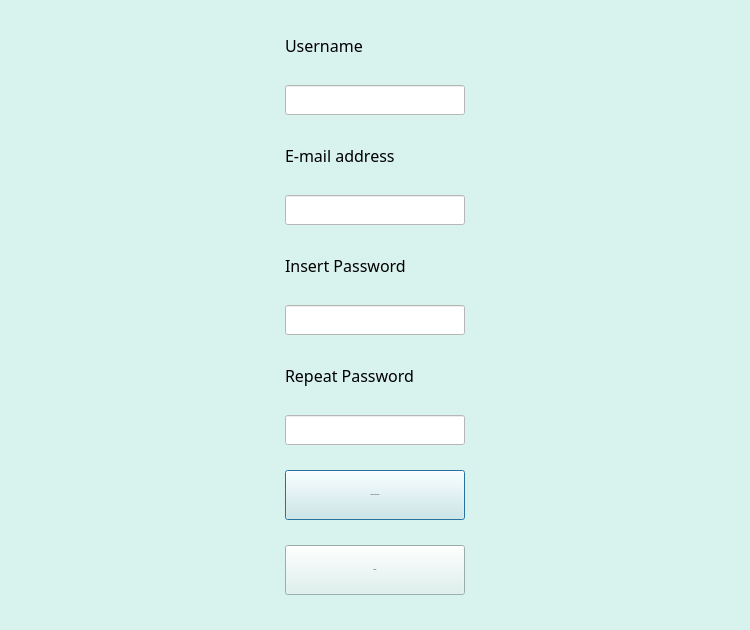
Above: concurrentTextEditor/dialogsignup.ui from scottiexdev/concurrentTextEditor before the change. Below: the same form after it.
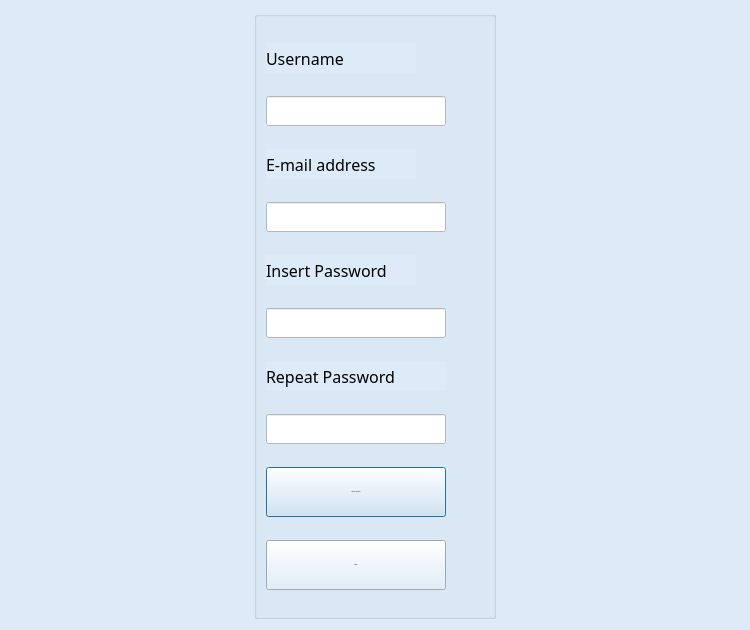
That is the form after the change.

```diff
--- a/concurrentTextEditor/dialogsignup.ui
+++ b/concurrentTextEditor/dialogsignup.ui
@@ -37,9 +37,9 @@
      <colorrole role="Button">
       <brush brushstyle="SolidPattern">
        <color alpha="255">
-        <red>216</red>
-        <green>242</green>
-        <blue>237</blue>
+        <red>221</red>
+        <green>235</green>
+        <blue>248</blue>
        </color>
       </brush>
      </colorrole>
@@ -109,18 +109,18 @@
      <colorrole role="Base">
       <brush brushstyle="SolidPattern">
        <color alpha="255">
-        <red>216</red>
-        <green>242</green>
-        <blue>237</blue>
+        <red>221</red>
+        <green>235</green>
+        <blue>248</blue>
        </color>
       </brush>
      </colorrole>
      <colorrole role="Window">
       <brush brushstyle="SolidPattern">
        <color alpha="255">
-        <red>216</red>
-        <green>242</green>
-        <blue>237</blue>
+        <red>221</red>
+        <green>235</green>
+        <blue>248</blue>
        </color>
       </brush>
      </colorrole>
@@ -183,9 +183,9 @@
      <colorrole role="Button">
       <brush brushstyle="SolidPattern">
        <color alpha="255">
-        <red>216</red>
-        <green>242</green>
-        <blue>237</blue>
+        <red>221</red>
+        <green>235</green>
+        <blue>248</blue>
        </color>
       </brush>
      </colorrole>
@@ -255,18 +255,18 @@
      <colorrole role="Base">
       <brush brushstyle="SolidPattern">
        <color alpha="255">
-        <red>216</red>
-        <green>242</green>
-        <blue>237</blue>
+        <red>221</red>
+        <green>235</green>
+        <blue>248</blue>
        </color>
       </brush>
      </colorrole>
      <colorrole role="Window">
       <brush brushstyle="SolidPattern">
        <color alpha="255">
-        <red>216</red>
-        <green>242</green>
-        <blue>237</blue>
+        <red>221</red>
+        <green>235</green>
+        <blue>248</blue>
        </color>
       </brush>
      </colorrole>
@@ -329,9 +329,9 @@
      <colorrole role="Button">
       <brush brushstyle="SolidPattern">
        <color alpha="255">
-        <red>216</red>
-        <green>242</green>
-        <blue>237</blue>
+        <red>221</red>
+        <green>235</green>
+        <blue>248</blue>
        </color>
       </brush>
      </colorrole>
@@ -401,18 +401,18 @@
      <colorrole role="Base">
       <brush brushstyle="SolidPattern">
        <color alpha="255">
-        <red>216</red>
-        <green>242</green>
-        <blue>237</blue>
+        <red>221</red>
+        <green>235</green>
+        <blue>248</blue>
        </color>
       </brush>
      </colorrole>
      <colorrole role="Window">
       <brush brushstyle="SolidPattern">
        <color alpha="255">
-        <red>216</red>
-        <green>242</green>
-        <blue>237</blue>
+        <red>221</red>
+        <green>235</green>
+        <blue>248</blue>
        </color>
       </brush>
      </colorrole>
@@ -468,6 +468,27 @@
    <string>Signup</string>
   </property>
   <property name="styleSheet">
+   <string notr="true">background-color: rgb(221, 235, 248);
+
+</string>
+  </property>
+  <layout class="QHBoxLayout" name="horizontalLayout">
+   <item>
+    <spacer name="horizontalSpacer">
+     <property name="orientation">
+      <enum>Qt::Horizontal</enum>
+     </property>
+     <property name="sizeHint" stdset="0">
+      <size>
+       <width>237</width>
+       <height>20</height>
+      </size>
+     </property>
+    </spacer>
+   </item>
+   <item>
+    <widget class="QGroupBox" name="GroupLayout">
+     <property name="styleSheet">
    <string notr="true">QPushButton {
     background-color: #81d4fa;
     border: 1px;
@@ -483,27 +504,11 @@
 
 QLabel {
 	color: #4ba3c7;
-};
-
-background-color: rgb(221, 235, 248);
-
-</string>
-  </property>
-  <layout class="QHBoxLayout" name="horizontalLayout">
-   <item>
-    <spacer name="horizontalSpacer">
-     <property name="orientation">
-      <enum>Qt::Horizontal</enum>
+};</string>
+     </property>
+     <property name="flat">
+      <bool>true</bool>
      </property>
-     <property name="sizeHint" stdset="0">
-      <size>
-       <width>237</width>
-       <height>20</height>
-      </size>
-     </property>
-    </spacer>
-   </item>
-   <item>
     <layout class="QVBoxLayout" name="verticalLayout">
      <item alignment="Qt::AlignLeft">
       <widget class="QLabel" name="label_usr">
@@ -770,6 +775,7 @@
       </widget>
      </item>
     </layout>
+    </widget>
    </item>
    <item>
     <spacer name="horizontalSpacer_2">
```
Lines whose indentation alone changed are shown as unchanged.
